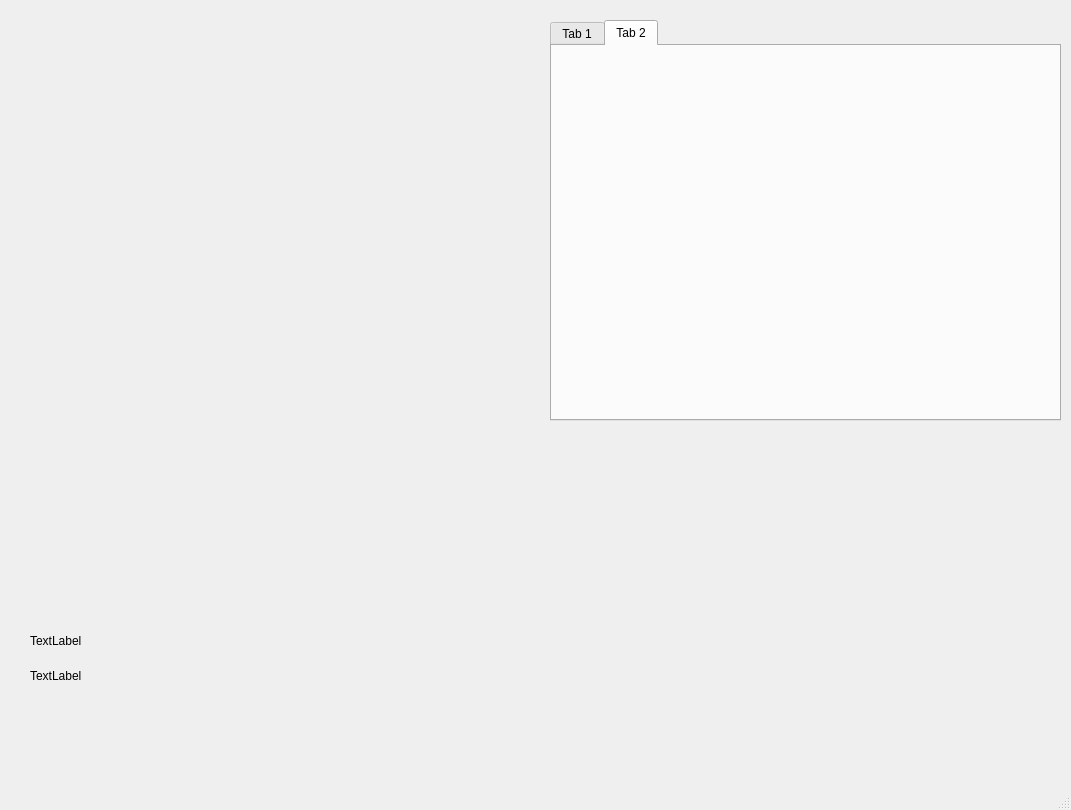
Above: HOST/mainwindow.ui from yt8956gh/IFS before the change. Below: the same form after it.
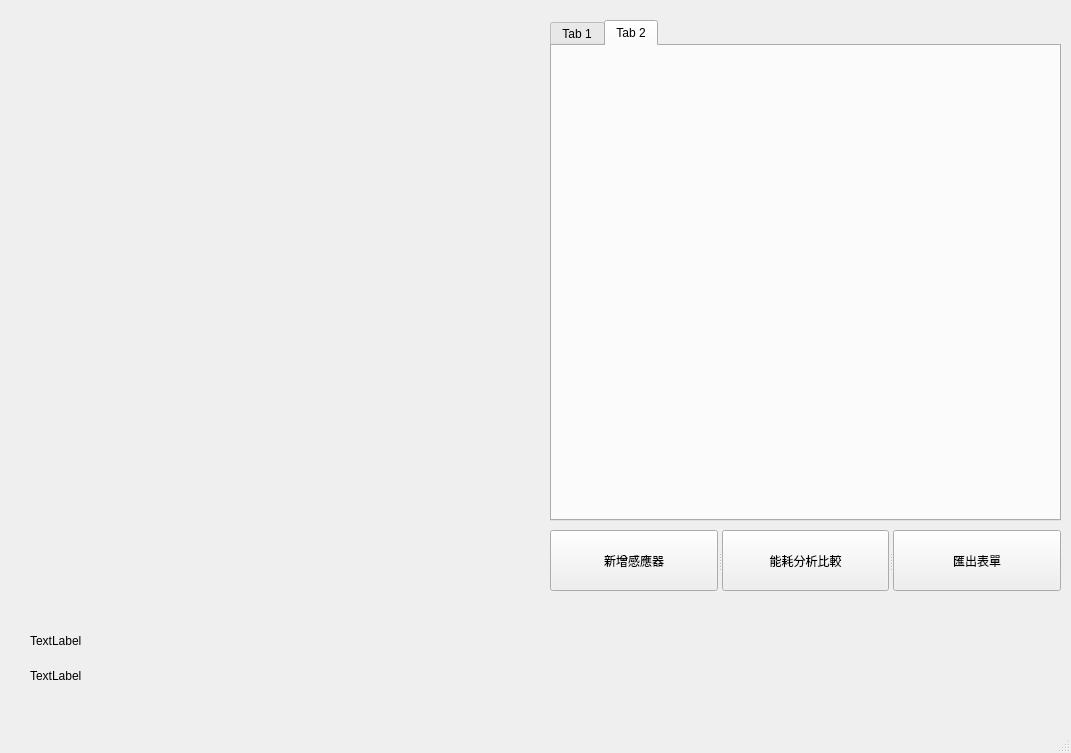
That is the form after the change.

```diff
--- a/HOST/mainwindow.ui
+++ b/HOST/mainwindow.ui
@@ -7,7 +7,7 @@
     <x>0</x>
     <y>0</y>
     <width>1071</width>
-    <height>810</height>
+    <height>753</height>
    </rect>
   </property>
   <property name="windowTitle">
@@ -20,7 +20,7 @@
       <x>550</x>
       <y>20</y>
       <width>511</width>
-      <height>401</height>
+      <height>501</height>
      </rect>
     </property>
     <property name="currentIndex">
@@ -74,6 +74,34 @@
      <string>TextLabel</string>
     </property>
    </widget>
+   <widget class="QSplitter" name="splitter">
+    <property name="geometry">
+     <rect>
+      <x>550</x>
+      <y>530</y>
+      <width>511</width>
+      <height>61</height>
+     </rect>
+    </property>
+    <property name="orientation">
+     <enum>Qt::Horizontal</enum>
+    </property>
+    <widget class="QPushButton" name="AddNewSensor">
+     <property name="text">
+      <string>新增感應器</string>
+     </property>
+    </widget>
+    <widget class="QPushButton" name="AnalysisCompare">
+     <property name="text">
+      <string>能耗分析比較</string>
+     </property>
+    </widget>
+    <widget class="QPushButton" name="OutputCSV">
+     <property name="text">
+      <string>匯出表單</string>
+     </property>
+    </widget>
+   </widget>
   </widget>
   <widget class="QMenuBar" name="menuBar">
    <property name="geometry">
```
